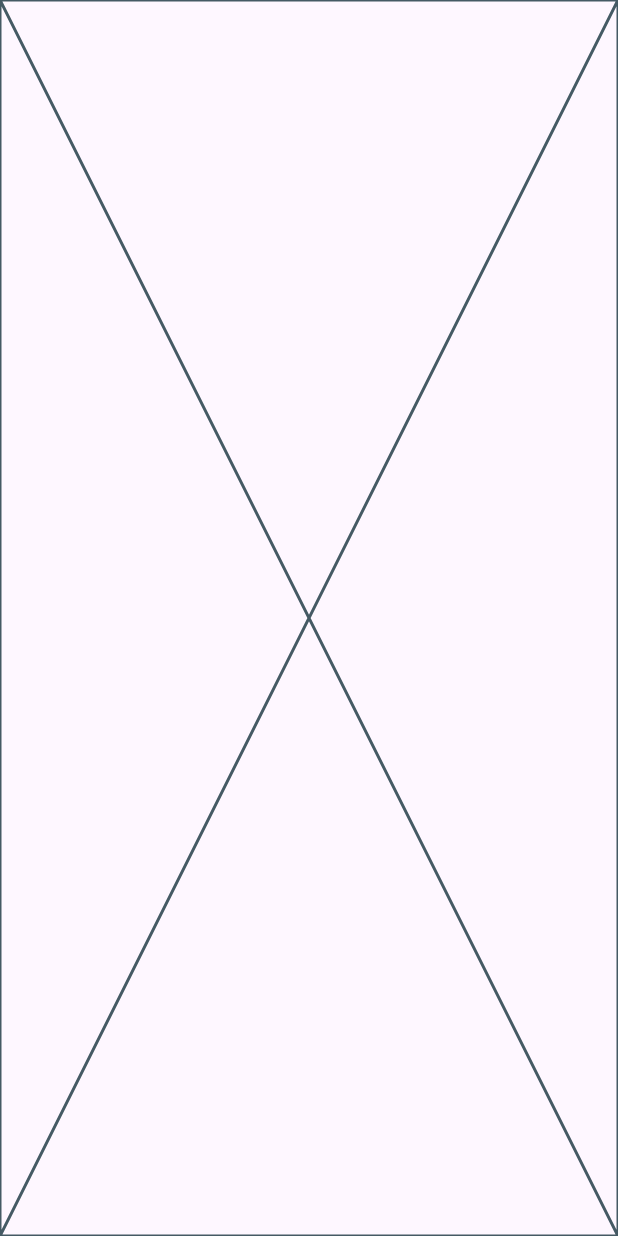
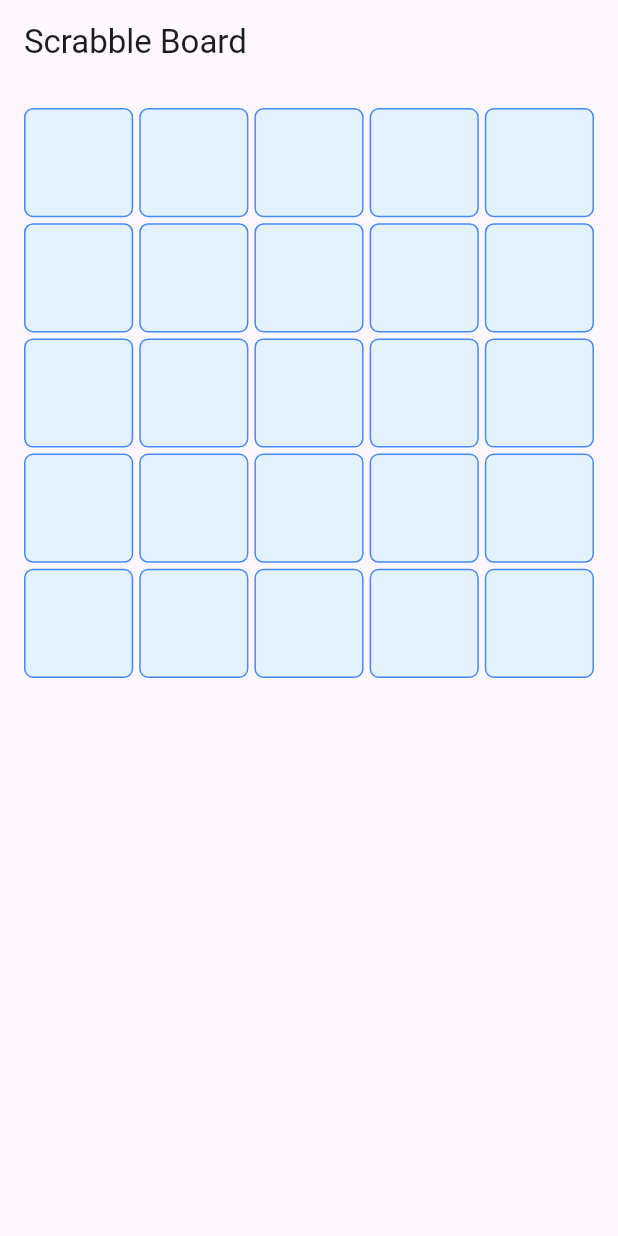
Before and after one commit to JannieT/scrabble, a Flutter app: the screen it shows after launch, on a phone screen of 412 x 824 dp. Run offline on Flutter 3.47's test engine with Material 3 defaults, Android fonts, the phone set to English and light mode, and no system bars.

Commit message:
initial commit

```diff
--- a/lib/main.dart
+++ b/lib/main.dart
@@ -1,5 +1,4 @@
 import 'package:flutter/material.dart';
-import 'package:scrabble/play_screen.dart';
 
 void main() {
   runApp(const MainApp());
@@ -10,9 +9,53 @@ class MainApp extends StatelessWidget {
 
   @override
   Widget build(BuildContext context) {
-    return const MaterialApp(
-      debugShowCheckedModeBanner: false,
-      home: Scaffold(body: PlayScreen()),
+    return MaterialApp(title: 'Scrabble Game', home: const GameBoard());
+  }
+}
+
+class GameBoard extends StatefulWidget {
+  const GameBoard({super.key});
+
+  @override
+  State<GameBoard> createState() => _GameBoardState();
+}
+
+class _GameBoardState extends State<GameBoard> {
+  final List<List<String>> board = List.generate(5, (_) => List.filled(5, ''));
+
+  @override
+  Widget build(BuildContext context) {
+    return Scaffold(
+      appBar: AppBar(title: const Text('Scrabble Board')),
+      body: Padding(
+        padding: const EdgeInsets.all(16),
+        child: GridView.builder(
+          itemCount: 25,
+          gridDelegate: const SliverGridDelegateWithFixedCrossAxisCount(
+            crossAxisCount: 5,
+            childAspectRatio: 1,
+            crossAxisSpacing: 4,
+            mainAxisSpacing: 4,
+          ),
+          itemBuilder: (context, index) {
+            final row = index ~/ 5;
+            final col = index % 5;
+            return Container(
+              decoration: BoxDecoration(
+                border: Border.all(color: Colors.blueAccent),
+                color: Colors.blue[50],
+                borderRadius: BorderRadius.circular(6),
+              ),
+              child: Center(
+                child: Text(
+                  board[row][col],
+                  style: const TextStyle(fontSize: 28, fontWeight: FontWeight.bold),
+                ),
+              ),
+            );
+          },
+        ),
+      ),
     );
   }
 }
--- a/lib/play_screen.dart
+++ b/lib/play_screen.dart
@@ -6,5 +6,8 @@ class PlayScreen extends StatelessWidget {
   @override
   Widget build(BuildContext context) {
     return const Placeholder();
-  }
+
+
+void main() {
+  runApp(ScrabbleApp());
 }
```
